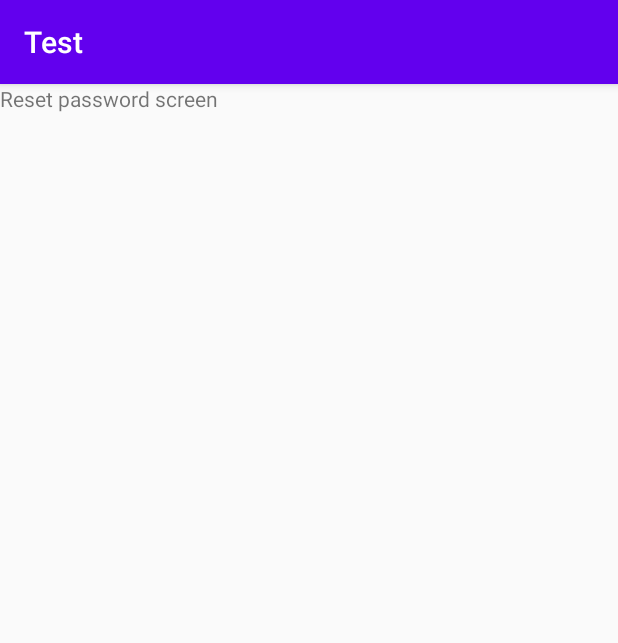
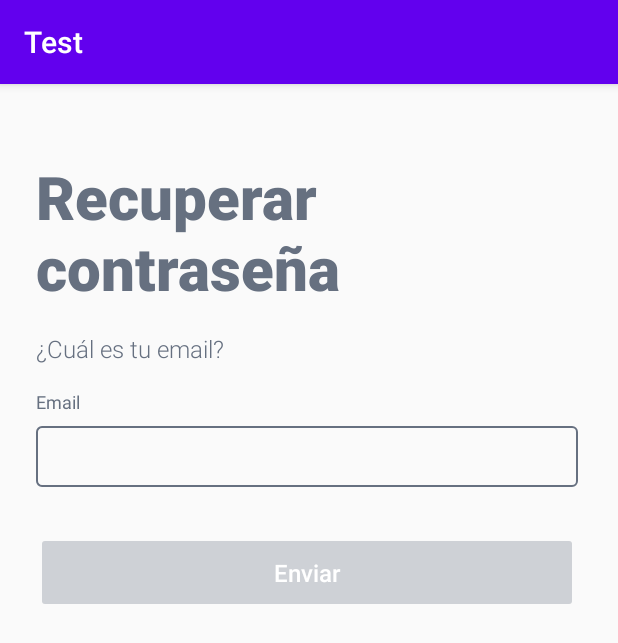
Before and after one commit to UTN-FRBA-Mobile/CryptoLearn, an Android app: the ResetPasswordFragment screen opened through its navigation route, on a phone screen of 412 x 824 dp. Shown: the top 643 px of the screen. Run offline under Robolectric (Android 15) with nearby library versions, the phone set to English and light mode, and no system bars; our stand-ins replace data binding.

Commit message:
Added reset password screen

```diff
--- a/mobile-app/app/src/main/java/com/mobile/test/LoginFragment.kt
+++ b/mobile-app/app/src/main/java/com/mobile/test/LoginFragment.kt
@@ -80,6 +80,10 @@ class LoginFragment : Fragment() {
             checkRequiredFields()
         }
 
+        _binding?.forgotPassword?.setOnClickListener{
+            findNavController().navigate(R.id.action_loginFragment_to_resetPasswordFragment)
+        }
+
         _binding?.signUp?.setOnClickListener{
             findNavController().navigate(R.id.action_loginFragment_to_signupFragment)
         }
--- a/mobile-app/app/src/main/java/com/mobile/test/ResetPasswordFragment.kt
+++ b/mobile-app/app/src/main/java/com/mobile/test/ResetPasswordFragment.kt
@@ -1,10 +1,15 @@
 package com.mobile.test
 
 import android.os.Bundle
+import android.view.Gravity
 import androidx.fragment.app.Fragment
 import android.view.LayoutInflater
 import android.view.View
 import android.view.ViewGroup
+import android.widget.Toast
+import androidx.core.os.bundleOf
+import androidx.core.widget.doAfterTextChanged
+import androidx.navigation.fragment.findNavController
 import com.mobile.test.databinding.FragmentLoginBinding
 import com.mobile.test.databinding.FragmentResetPasswordBinding
 
@@ -42,6 +47,41 @@ class ResetPasswordFragment : Fragment() {
         return binding.root
     }
 
+    override fun onViewCreated(view: View, savedInstanceState: Bundle?) {
+        super.onViewCreated(view, savedInstanceState)
+
+        binding.sendRecoveryLink.isEnabled = false
+
+        _binding?.sendRecoveryLink?.setOnClickListener{
+            val email = binding.email.text.toString()
+
+            when{
+                email.isEmpty() -> {
+                    val toast = Toast.makeText(context, "Llená los  campos mi rey", Toast.LENGTH_LONG)
+                    toast.setGravity(Gravity.CENTER_VERTICAL, 0, 190);
+                    toast.show()
+                }
+                else ->{
+                    val toast = Toast.makeText(context, "Te hemos enviado un link de recuperación a $email", Toast.LENGTH_LONG)
+                    toast.setGravity(Gravity.CENTER_VERTICAL, 0, -150);
+                    toast.show()
+                    val bundle = bundleOf("Email" to email)
+                    val action = R.id.action_resetPasswordFragment_to_loginFragment
+                    findNavController().navigate(action, bundle)
+                }
+            }
+        }
+
+        binding.email.doAfterTextChanged {
+            checkRequiredFields()
+        }
+    }
+
+    private fun checkRequiredFields() {
+        binding.sendRecoveryLink.isEnabled =
+            binding.email.text.toString().isNotEmpty()
+    }
+
     companion object {
         /**
          * Use this factory method to create a new instance of
--- a/mobile-app/app/src/main/res/layout/fragment_reset_password.xml
+++ b/mobile-app/app/src/main/res/layout/fragment_reset_password.xml
@@ -7,15 +7,73 @@
 
     </data>
 
-    <FrameLayout
+    <LinearLayout
         android:layout_width="match_parent"
         android:layout_height="match_parent"
-        tools:context=".ResetPasswordFragment">
+        android:orientation="vertical"
+        android:paddingLeft="@dimen/padding_horizontal"
+        android:paddingTop="@dimen/padding_vertical"
+        android:paddingRight="@dimen/padding_horizontal"
+        android:paddingBottom="@dimen/padding_vertical">
 
         <TextView
+            android:id="@+id/recoverPasswordTitle"
+            android:layout_width="wrap_content"
+            android:layout_height="wrap_content"
+            android:layout_gravity="center|start"
+            android:fontFamily="sans-serif-black"
+            android:hint="@string/recover_password"
+            android:textColor="#000000"
+            android:textColorHint="@color/text"
+            android:textSize="40dp" />
+
+        <LinearLayout
             android:layout_width="match_parent"
-            android:layout_height="match_parent"
-            android:text="Reset password screen" />
+            android:layout_height="wrap_content">
 
-    </FrameLayout>
+            <TextView
+                android:id="@+id/recoverPasswordDescription"
+                android:layout_width="wrap_content"
+                android:layout_height="wrap_content"
+                android:layout_marginTop="@dimen/text_margin_top"
+                android:fontFamily="sans-serif-light"
+                android:hint="@string/recover_password_description"
+                android:textColor="@color/text"
+                android:textColorHint="@color/text"
+                android:textSize="@dimen/text_size" />
+        </LinearLayout>
+
+
+        <TextView
+            android:id="@+id/emailLabel"
+            android:layout_width="wrap_content"
+            android:layout_height="wrap_content"
+            android:layout_marginTop="@dimen/text_margin_top"
+            android:hint="@string/email"
+            android:textColorHint="@color/text"
+            android:textSize="12sp" />
+
+        <EditText
+            android:id="@+id/email"
+            android:layout_width="match_parent"
+            android:layout_height="wrap_content"
+            android:layout_marginTop="@dimen/label_margin_top"
+            android:background="@drawable/edit_text_border"
+            android:ems="10"
+            android:inputType="textEmailAddress"
+            android:padding="@dimen/text_input_padding" />
+
+        <Button
+            android:id="@+id/sendRecoveryLink"
+            android:layout_width="match_parent"
+            android:layout_height="wrap_content"
+            android:layout_marginTop="30dp"
+            android:hint="@string/send_recovery_link"
+            android:padding="@dimen/button_padding"
+            android:backgroundTint="@drawable/button_state_colors"
+            android:textColorHint="@color/white"
+            android:textSize="@dimen/text_size"
+            tools:ignore="TextContrastCheck"
+            />
+    </LinearLayout>
 </layout>
--- a/mobile-app/app/src/main/res/values/strings.xml
+++ b/mobile-app/app/src/main/res/values/strings.xml
@@ -14,4 +14,7 @@
     <string name="last_name">Apellido</string>
     <string name="name">Nombre</string>
     <string name="confirm_password">Confirmar constraseña</string>
+    <string name="recover_password">Recuperar contraseña</string>
+    <string name="recover_password_description">¿Cuál es tu email?</string>
+    <string name="send_recovery_link">Enviar</string>
 </resources>
```
